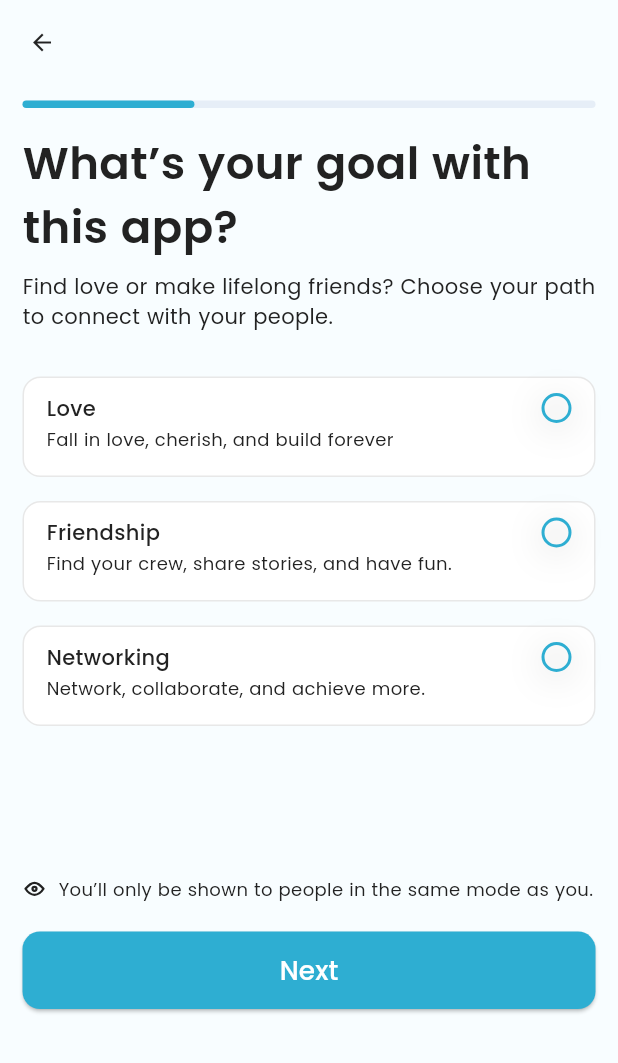
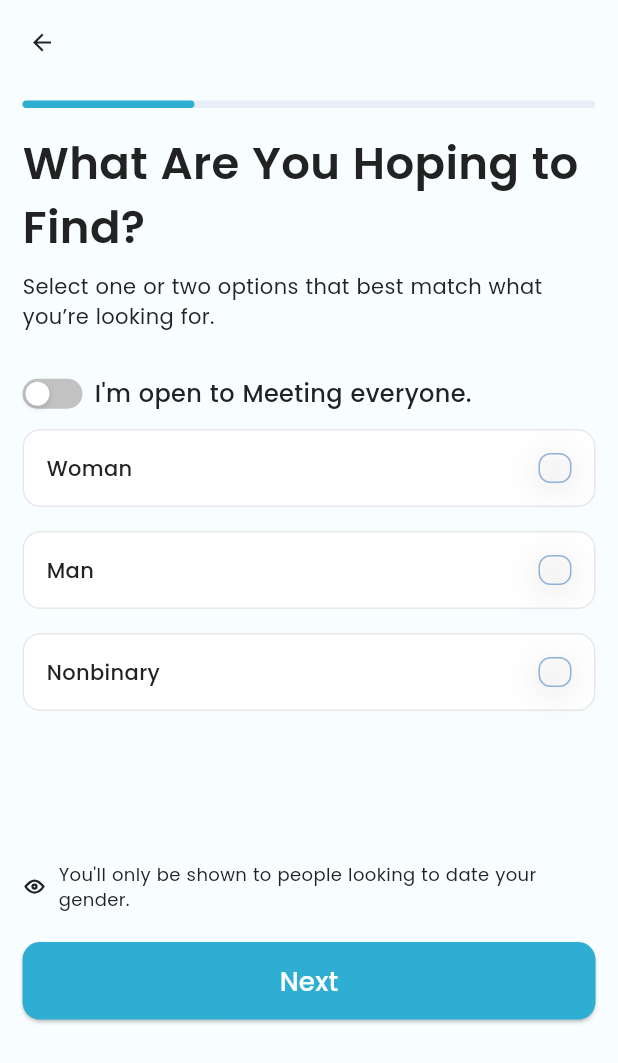
Before and after one commit to MdLimon123/Sidneby-s-Dating-App, a Flutter app: the OnboardScreen5 screen opened directly, after a tap on "Next", on a phone screen of 412 x 824 dp. Shown: the top 1063 px of the screen. Run offline on Flutter 3.47's test engine with Material 3 defaults, Android fonts, the light colour scheme and no system bars; our stand-ins replace country_code_picker, flutter_otp_text_field, flutter_screenutil, flutter_spinkit, flutter_svg, get and 1 more; accounts and stored records are empty.

```diff
--- /dev/null
+++ b/lib/views/base/custom_checkbox.dart
@@ -0,0 +1,51 @@
+import 'package:flutter/material.dart';
+import 'package:sindeby_dating_app/utils/app_colors.dart';
+
+class CustomCheckBox extends StatelessWidget {
+
+  final bool value;
+  final void Function(bool) onChanged;
+
+  const CustomCheckBox({super.key, required this.value, required this.onChanged});
+
+  @override
+  Widget build(BuildContext context) {
+    return GestureDetector(
+      behavior: HitTestBehavior.translucent,
+      onTap: () {
+       onChanged(!value);
+      },
+      child: AnimatedContainer(
+        duration: const Duration(milliseconds: 400),
+        curve: Curves.easeInOut,
+        height: 22,
+        width: 22,
+        decoration: BoxDecoration(
+          borderRadius: BorderRadius.circular(8),
+          color: value ? AppColors.primaryColor : null,
+          border: Border.all(color: const Color(0xFF8EB2D8), width: 1),
+          boxShadow: [
+            BoxShadow(
+              blurRadius: 20,
+              color: const Color(0xFF12110D).withValues(alpha: 0.12),
+              offset: const Offset(0, 4),
+            )
+          ],
+        ),
+        child: Center(
+          child: AnimatedScale(
+            duration: const Duration(milliseconds: 300),
+            scale: value ? 1.0 : 0.0,
+            curve: Curves.easeInOutBack,
+            child: const Icon(
+              Icons.check,
+              color: Colors.white,
+              size: 16,
+            ),
+          ),
+        ),
+      )
+      ,
+    );
+  }
+}
--- /dev/null
+++ b/lib/views/base/custom_switch.dart
@@ -0,0 +1,63 @@
+import 'package:flutter/material.dart';
+import 'package:sindeby_dating_app/utils/app_colors.dart';
+
+class CustomSwitch extends StatelessWidget {
+
+  final bool value;
+  final void Function(bool) onChanged;
+
+  const CustomSwitch({
+    super.key,
+    required this.value,
+    required this.onChanged,
+  });
+
+
+
+  @override
+  Widget build(BuildContext context) {
+    return InkWell(
+      onTap: (){
+        onChanged(!value);
+      },
+      child: Stack(
+        children:[
+          AnimatedContainer(
+            duration: Duration(milliseconds: 300),
+            curve: Curves.easeOut,
+            height: 20,
+            width: 40,
+            decoration: BoxDecoration(
+                color: value?AppColors.primaryColor: Color(0xFFC2C2C2),
+                borderRadius: BorderRadius.circular(16)
+            ),
+
+          ),
+          AnimatedPositioned(
+            duration: Duration(milliseconds: 300),
+            left: value? null: 2,
+            right: value? 2: null,
+            top: 2,
+            bottom: 2,
+            child: Container(
+              height: 16,
+              width: 16,
+              decoration: BoxDecoration(
+                  shape: BoxShape.circle,
+                  color: Colors.white,
+                  boxShadow: [
+                    BoxShadow(
+                      color: Color(0xFF000000).withValues(alpha: 0.10),
+                      blurRadius: 2.13,
+                      spreadRadius: 0.8,
+                      offset: Offset(0, 1.6),
+                    ),
+                  ]
+              ),
+            ),
+          )
+        ],
+      ),
+    );
+  }
+}
--- a/lib/views/screen/SetupProfile/onboard_screen5.dart
+++ b/lib/views/screen/SetupProfile/onboard_screen5.dart
@@ -1,9 +1,11 @@
 import 'package:flutter/material.dart';
 import 'package:flutter_svg/flutter_svg.dart';
+import 'package:get/get.dart';
 import 'package:sindeby_dating_app/utils/app_colors.dart';
 import 'package:sindeby_dating_app/views/base/custom_appbar.dart';
 import 'package:sindeby_dating_app/views/base/custom_button.dart';
 import 'package:sindeby_dating_app/views/base/custom_radio_button.dart';
+import 'package:sindeby_dating_app/views/screen/SetupProfile/onboard_screen6.dart';
 
 class OnboardScreen5 extends StatefulWidget {
   const OnboardScreen5({super.key});
@@ -209,6 +211,7 @@ class _OnboardScreen5State extends State<OnboardScreen5> {
           SizedBox(height: 20,),
 
           CustomButton(onTap: (){
+            Get.to(()=> OnboardScreen6());
 
           }, text: "Next")
         ],
--- /dev/null
+++ b/lib/views/screen/SetupProfile/onboard_screen6.dart
@@ -0,0 +1,207 @@
+import 'package:flutter/material.dart';
+import 'package:flutter_svg/flutter_svg.dart';
+import 'package:get/get.dart';
+import 'package:sindeby_dating_app/utils/app_colors.dart';
+import 'package:sindeby_dating_app/views/base/custom_appbar.dart';
+import 'package:sindeby_dating_app/views/base/custom_button.dart';
+import 'package:sindeby_dating_app/views/base/custom_checkbox.dart';
+import 'package:sindeby_dating_app/views/base/custom_switch.dart';
+
+class OnboardScreen6 extends StatefulWidget {
+  const OnboardScreen6({super.key});
+
+  @override
+  State<OnboardScreen6> createState() => _OnboardScreen6State();
+}
+
+class _OnboardScreen6State extends State<OnboardScreen6> {
+
+  bool isSwitch = false;
+  bool isWoman = false;
+  bool isMan = false;
+  bool isNonbinary = false;
+
+  @override
+  Widget build(BuildContext context) {
+    return Scaffold(
+      backgroundColor: AppColors.backgroundColor,
+      appBar: CustomAppbar(),
+      body: ListView(
+        padding: EdgeInsets.symmetric(horizontal: 15, vertical: 10),
+        children: [
+          LinearProgressIndicator(
+            value: 0.3,
+            minHeight: 5,
+            backgroundColor: Color(0xFFE6EEF7),
+            borderRadius: BorderRadius.circular(8),
+            valueColor:  AlwaysStoppedAnimation<Color>(
+                AppColors.primaryColor
+            ),
+          ),
+          SizedBox(height: 15,),
+          Text("What Are You Hoping to Find?",
+            style: TextStyle(
+                fontSize: 30,
+                fontWeight: FontWeight.w600,
+                color: AppColors.textColor
+            ),),
+          SizedBox(height: 8,),
+          Text('Select one or two options that best match what you’re looking for.',
+            style: TextStyle(
+                fontSize: 14,
+                fontWeight: FontWeight.w400,
+                color: AppColors.textColor
+            ),),
+          SizedBox(height: 30,),
+          Row(
+            children: [
+              CustomSwitch(
+                  value: isSwitch,
+                  onChanged:(val){
+                    setState(() {
+
+                      isSwitch = val;
+                    });
+                  }),
+              SizedBox(width: 8,),
+              Text("I'm open to Meeting everyone.",
+              style: TextStyle(
+                fontSize: 16,
+                fontWeight: FontWeight.w500,
+                color: AppColors.textColor
+              ),)
+            ],
+          ),
+          SizedBox(height:12,),
+          Container(
+            height: 52,
+            width: double.infinity,
+            padding: EdgeInsets.symmetric(horizontal: 15, vertical: 15),
+            decoration: BoxDecoration(
+              borderRadius: BorderRadius.circular(12),
+              border: Border.all(color: Color(0xFFE8E8E8),
+                  width: 1),
+              color: Colors.white,
+            ),
+            child: Row(
+                mainAxisAlignment: MainAxisAlignment.start,
+                crossAxisAlignment: CrossAxisAlignment.start,
+                children: [
+
+                  Text("Woman",
+                    style: TextStyle(
+                        fontSize: 14,
+                        fontWeight: FontWeight.w500,
+                        color: AppColors.textColor
+                    ),),
+                  Spacer(),
+               CustomCheckBox(
+                   value: isWoman,
+                   onChanged: (val){
+                     setState(() {
+
+                       isWoman = val;
+                     });
+                   })
+
+                ]
+            ),
+          ),
+          SizedBox(height: 16,),
+          Container(
+            height: 52,
+            width: double.infinity,
+            padding: EdgeInsets.symmetric(horizontal: 15, vertical: 15),
+            decoration: BoxDecoration(
+              borderRadius: BorderRadius.circular(12),
+              border: Border.all(color: Color(0xFFE8E8E8),
+                  width: 1),
+              color: Colors.white,
+            ),
+            child: Row(
+                mainAxisAlignment: MainAxisAlignment.start,
+                crossAxisAlignment: CrossAxisAlignment.start,
+                children: [
+
+                  Text("Man",
+                    style: TextStyle(
+                        fontSize: 14,
+                        fontWeight: FontWeight.w500,
+                        color: AppColors.textColor
+                    ),),
+                  Spacer(),
+                  CustomCheckBox(
+                      value: isMan,
+                      onChanged: (val){
+                        setState(() {
+
+                          isMan = val;
+                        });
+                      })
+
+                ]
+            ),
+          ),
+          SizedBox(height: 16,),
+          Container(
+            height: 52,
+            width: double.infinity,
+            padding: EdgeInsets.symmetric(horizontal: 15, vertical: 15),
+            decoration: BoxDecoration(
+              borderRadius: BorderRadius.circular(12),
+              border: Border.all(color: Color(0xFFE8E8E8),
+                  width: 1),
+              color: Colors.white,
+            ),
+            child: Row(
+                mainAxisAlignment: MainAxisAlignment.start,
+                crossAxisAlignment: CrossAxisAlignment.start,
+                children: [
+
+                  Text("Nonbinary",
+                    style: TextStyle(
+                        fontSize: 14,
+                        fontWeight: FontWeight.w500,
+                        color: AppColors.textColor
+                    ),),
+                  Spacer(),
+                  CustomCheckBox(
+                      value: isNonbinary,
+                      onChanged: (val){
+                        setState(() {
+
+                          isNonbinary = val;
+                        });
+                      })
+
+                ]
+            ),
+          ),
+          SizedBox(height: 100,),
+          Row(
+            children: [
+              SvgPicture.asset('assets/icons/visibility.svg'),
+              SizedBox(width: 8,),
+              Expanded(
+                child: Text("You'll only be shown to people looking to date your gender.",
+                  style: TextStyle(
+                      fontSize: 12,
+                      fontWeight: FontWeight.w400,
+                      color: AppColors.textColor
+                  ),),
+              )
+
+            ],
+          ),
+          SizedBox(height: 20,),
+
+          CustomButton(onTap: (){
+            Get.to(()=> OnboardScreen6());
+
+          }, text: "Next")
+
+        ],
+      ),
+    );
+  }
+}
--- /dev/null
+++ b/lib/views/screen/SetupProfile/onboard_screen7.dart
@@ -0,0 +1,15 @@
+import 'package:flutter/material.dart';
+
+class OnboardScreen7 extends StatefulWidget {
+  const OnboardScreen7({super.key});
+
+  @override
+  State<OnboardScreen7> createState() => _OnboardScreen7State();
+}
+
+class _OnboardScreen7State extends State<OnboardScreen7> {
+  @override
+  Widget build(BuildContext context) {
+    return const Placeholder();
+  }
+}
```
